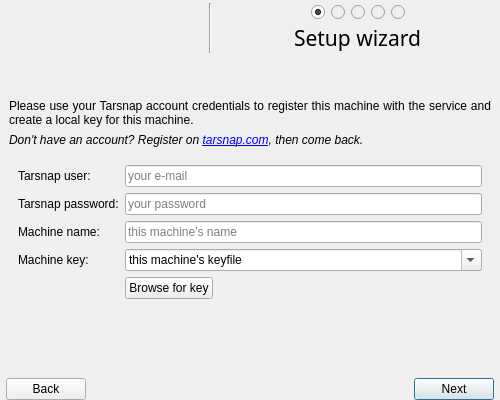
Tarsnap/tarsnap-gui, file forms/setupdialog.ui: the form before one commit.
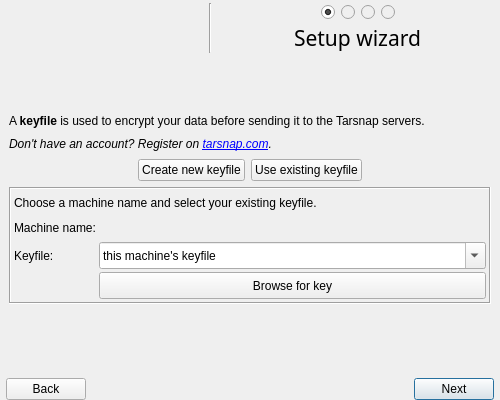
The form after the commit. The open tabs and pages were chosen to show the change. Icons and pictures are not drawn.

Commit message:
setup: remove "machine key" page
This removes the "are you using Tarsnap already?" question page.
Instead, there is a single "Register with server" page.
- If tarsnap-gui finds any existing keys, the "use existing
  keys" option is automatically selected.
- if not, the "create new keys" option is selected.

The user can switch between these options while remaining on the
"Register with server" page.

```diff
--- a/forms/setupdialog.ui
+++ b/forms/setupdialog.ui
@@ -126,19 +126,6 @@
           </property>
          </widget>
         </item>
-        <item>
-         <widget class="QRadioButton" name="restorePageRadioButton">
-          <property name="enabled">
-           <bool>false</bool>
-          </property>
-          <property name="focusPolicy">
-           <enum>Qt::ClickFocus</enum>
-          </property>
-          <property name="text">
-           <string/>
-          </property>
-         </widget>
-        </item>
         <item>
          <widget class="QRadioButton" name="registerPageRadioButton">
           <property name="enabled">
@@ -568,146 +555,6 @@
        </item>
       </layout>
      </widget>
-     <widget class="QWidget" name="restorePage">
-      <layout class="QVBoxLayout" name="restoreVerticalLayout">
-       <property name="bottomMargin">
-        <number>12</number>
-       </property>
-       <item>
-        <spacer name="restoreTopSpacer">
-         <property name="orientation">
-          <enum>Qt::Vertical</enum>
-         </property>
-         <property name="sizeHint" stdset="0">
-          <size>
-           <width>20</width>
-           <height>5</height>
-          </size>
-         </property>
-        </spacer>
-       </item>
-       <item>
-        <widget class="QLabel" name="restorePageLabel">
-         <property name="text">
-          <string>Are you using Tarsnap on this machine already, or did so in the past?</string>
-         </property>
-         <property name="alignment">
-          <set>Qt::AlignJustify|Qt::AlignVCenter</set>
-         </property>
-         <property name="wordWrap">
-          <bool>true</bool>
-         </property>
-        </widget>
-       </item>
-       <item>
-        <widget class="QLabel" name="restorePageLabelAside">
-         <property name="font">
-          <font>
-           <italic>true</italic>
-          </font>
-         </property>
-         <property name="styleSheet">
-          <string notr="true">QLabel {
-	margin-left: 0.125em;
-	border-width: 0 0 0 0.1em;
-	border-style: solid;
-	border-color: &quot;#999&quot;;
-	padding-left: 0.25em;
-}</string>
-         </property>
-         <property name="text">
-          <string>If so, you can save time and money by using the same machine key, which allows Tarsnap to access the previously uploaded data.</string>
-         </property>
-         <property name="wordWrap">
-          <bool>true</bool>
-         </property>
-        </widget>
-       </item>
-       <item alignment="Qt::AlignBottom">
-        <widget class="QWidget" name="restoreButtonBox" native="true">
-         <layout class="QHBoxLayout" name="restoreButtonBoxHorizontalLayout">
-          <property name="leftMargin">
-           <number>0</number>
-          </property>
-          <property name="topMargin">
-           <number>0</number>
-          </property>
-          <property name="rightMargin">
-           <number>0</number>
-          </property>
-          <property name="bottomMargin">
-           <number>0</number>
-          </property>
-          <item>
-           <spacer name="restoreLeftSpacer">
-            <property name="orientation">
-             <enum>Qt::Horizontal</enum>
-            </property>
-            <property name="sizeType">
-             <enum>QSizePolicy::MinimumExpanding</enum>
-            </property>
-            <property name="sizeHint" stdset="0">
-             <size>
-              <width>40</width>
-              <height>20</height>
-             </size>
-            </property>
-           </spacer>
-          </item>
-          <item>
-           <widget class="QPushButton" name="restoreNoButton">
-            <property name="text">
-             <string>No</string>
-            </property>
-            <property name="default">
-             <bool>true</bool>
-            </property>
-           </widget>
-          </item>
-          <item>
-           <widget class="QPushButton" name="restoreYesButton">
-            <property name="text">
-             <string>Yes</string>
-            </property>
-            <property name="default">
-             <bool>false</bool>
-            </property>
-           </widget>
-          </item>
-          <item>
-           <spacer name="restoreRightSpacer">
-            <property name="orientation">
-             <enum>Qt::Horizontal</enum>
-            </property>
-            <property name="sizeType">
-             <enum>QSizePolicy::MinimumExpanding</enum>
-            </property>
-            <property name="sizeHint" stdset="0">
-             <size>
-              <width>40</width>
-              <height>20</height>
-             </size>
-            </property>
-           </spacer>
-          </item>
-         </layout>
-        </widget>
-       </item>
-       <item>
-        <spacer name="restoreBottomSpacer">
-         <property name="orientation">
-          <enum>Qt::Vertical</enum>
-         </property>
-         <property name="sizeHint" stdset="0">
-          <size>
-           <width>20</width>
-           <height>5</height>
-          </size>
-         </property>
-        </spacer>
-       </item>
-      </layout>
-     </widget>
      <widget class="QWidget" name="registerPage">
       <layout class="QVBoxLayout" name="registerVerticalLayout">
        <item>
@@ -724,12 +571,15 @@
         </spacer>
        </item>
        <item>
-        <widget class="QLabel" name="registerPageInfoLabel">
+        <widget class="QLabel" name="registerTopLabel">
+         <property name="minimumSize">
+          <size>
+           <width>0</width>
+           <height>17</height>
+          </size>
+         </property>
          <property name="text">
-          <string>Please use your Tarsnap account credentials to register this machine with the service and create a local key for this machine.</string>
-         </property>
-         <property name="alignment">
-          <set>Qt::AlignJustify|Qt::AlignVCenter</set>
+          <string>A &lt;strong&gt;keyfile&lt;/strong&gt; is used to encrypt your data before sending it to the Tarsnap servers.</string>
          </property>
          <property name="wordWrap">
           <bool>true</bool>
@@ -741,6 +591,12 @@
        </item>
        <item>
         <widget class="QLabel" name="registerPageInfoLabelAside">
+         <property name="minimumSize">
+          <size>
+           <width>0</width>
+           <height>17</height>
+          </size>
+         </property>
          <property name="font">
           <font>
            <italic>true</italic>
@@ -756,7 +612,7 @@
 }</string>
          </property>
          <property name="text">
-          <string>Don't have an account? Register on &lt;a href=&quot;http://tarsnap.com&quot;&gt;tarsnap.com&lt;/a&gt;, then come back.</string>
+          <string>Don't have an account? Register on &lt;a href=&quot;http://tarsnap.com&quot;&gt;tarsnap.com&lt;/a&gt;.</string>
          </property>
          <property name="wordWrap">
           <bool>true</bool>
@@ -764,24 +620,112 @@
         </widget>
        </item>
        <item>
-        <widget class="QWidget" name="actionCenterWidget" native="true">
-         <layout class="QFormLayout" name="registerPageActionCenterLayout">
-          <property name="fieldGrowthPolicy">
-           <enum>QFormLayout::ExpandingFieldsGrow</enum>
-          </property>
-          <property name="horizontalSpacing">
-           <number>6</number>
-          </property>
-          <property name="verticalSpacing">
-           <number>6</number>
+        <layout class="QHBoxLayout" name="keyYesNoLayout">
+         <item>
+          <spacer name="registerLeftSpacer">
+           <property name="orientation">
+            <enum>Qt::Horizontal</enum>
+           </property>
+           <property name="sizeType">
+            <enum>QSizePolicy::MinimumExpanding</enum>
+           </property>
+           <property name="sizeHint" stdset="0">
+            <size>
+             <width>20</width>
+             <height>0</height>
+            </size>
+           </property>
+          </spacer>
+         </item>
+         <item>
+          <widget class="QPushButton" name="restoreNoButton">
+           <property name="text">
+            <string>Create new keyfile</string>
+           </property>
+           <property name="checkable">
+            <bool>true</bool>
+           </property>
+          </widget>
+         </item>
+         <item>
+          <widget class="QPushButton" name="restoreYesButton">
+           <property name="text">
+            <string>Use existing keyfile</string>
+           </property>
+           <property name="checkable">
+            <bool>true</bool>
+           </property>
+          </widget>
+         </item>
+         <item>
+          <spacer name="registerRightSpacer">
+           <property name="orientation">
+            <enum>Qt::Horizontal</enum>
+           </property>
+           <property name="sizeType">
+            <enum>QSizePolicy::MinimumExpanding</enum>
+           </property>
+           <property name="sizeHint" stdset="0">
+            <size>
+             <width>20</width>
+             <height>0</height>
+            </size>
+           </property>
+          </spacer>
+         </item>
+        </layout>
+       </item>
+       <item>
+        <widget class="QStackedWidget" name="registerKeyStackedWidget">
+         <property name="frameShape">
+          <enum>QFrame::Box</enum>
+         </property>
+         <property name="frameShadow">
+          <enum>QFrame::Sunken</enum>
+         </property>
+         <property name="currentIndex">
+          <number>0</number>
+         </property>
+         <widget class="QWidget" name="keyNoPage">
+          <layout class="QGridLayout" name="gridKeyNoLayout">
+           <property name="leftMargin">
+            <number>3</number>
           </property>
           <property name="topMargin">
-           <number>12</number>
+            <number>3</number>
+           </property>
+           <property name="rightMargin">
+            <number>3</number>
           </property>
           <property name="bottomMargin">
-           <number>0</number>
-          </property>
-          <item row="0" column="0">
+            <number>3</number>
+           </property>
+           <property name="spacing">
+            <number>3</number>
+           </property>
+           <item row="0" column="0" colspan="2">
+            <widget class="QLabel" name="registerPageInfoLabel">
+             <property name="minimumSize">
+              <size>
+               <width>0</width>
+               <height>17</height>
+              </size>
+             </property>
+             <property name="text">
+              <string>Choose a machine name and enter your Tarsnap account credentials.</string>
+             </property>
+             <property name="alignment">
+              <set>Qt::AlignJustify|Qt::AlignVCenter</set>
+             </property>
+             <property name="wordWrap">
+              <bool>true</bool>
+             </property>
+             <property name="openExternalLinks">
+              <bool>true</bool>
+             </property>
+            </widget>
+           </item>
+           <item row="2" column="0">
            <widget class="QLabel" name="tarsnapUserLabel">
             <property name="text">
              <string>Tarsnap user:</string>
@@ -791,8 +735,14 @@
             </property>
            </widget>
           </item>
-          <item row="0" column="1">
+           <item row="2" column="1">
            <widget class="QLineEdit" name="tarsnapUserLineEdit">
+             <property name="minimumSize">
+              <size>
+               <width>0</width>
+               <height>27</height>
+              </size>
+             </property>
             <property name="placeholderText">
              <string>your e-mail</string>
             </property>
@@ -801,7 +751,7 @@
             </property>
            </widget>
           </item>
-          <item row="1" column="0">
+           <item row="3" column="0">
            <widget class="QLabel" name="tarsnapPasswordLabel">
             <property name="text">
              <string>Tarsnap password:</string>
@@ -811,8 +761,14 @@
             </property>
            </widget>
           </item>
-          <item row="1" column="1">
+           <item row="3" column="1">
            <widget class="QLineEdit" name="tarsnapPasswordLineEdit">
+             <property name="minimumSize">
+              <size>
+               <width>0</width>
+               <height>27</height>
+              </size>
+             </property>
             <property name="echoMode">
              <enum>QLineEdit::Password</enum>
             </property>
@@ -824,7 +780,7 @@
             </property>
            </widget>
           </item>
-          <item row="2" column="0">
+           <item row="1" column="0">
            <widget class="QLabel" name="machineNameLabel">
             <property name="text">
              <string>Machine name:</string>
@@ -834,8 +790,14 @@
             </property>
            </widget>
           </item>
-          <item row="2" column="1">
+           <item row="1" column="1">
            <widget class="QLineEdit" name="machineNameLineEdit">
+             <property name="minimumSize">
+              <size>
+               <width>0</width>
+               <height>27</height>
+              </size>
+             </property>
             <property name="text">
              <string/>
             </property>
@@ -847,14 +809,33 @@
             </property>
            </widget>
           </item>
-          <item row="3" column="0">
+          </layout>
+         </widget>
+         <widget class="QWidget" name="keyYesPage">
+          <layout class="QGridLayout" name="gridKeyYesLayout">
+           <property name="leftMargin">
+            <number>3</number>
+           </property>
+           <property name="topMargin">
+            <number>3</number>
+           </property>
+           <property name="rightMargin">
+            <number>3</number>
+           </property>
+           <property name="bottomMargin">
+            <number>3</number>
+           </property>
+           <property name="spacing">
+            <number>3</number>
+           </property>
+           <item row="2" column="0">
            <widget class="QLabel" name="machineKeyLabel">
             <property name="text">
-             <string>Machine key:</string>
+              <string>Keyfile:</string>
             </property>
            </widget>
           </item>
-          <item row="3" column="1">
+           <item row="2" column="1">
            <widget class="QComboBox" name="machineKeyCombo">
             <property name="sizePolicy">
              <sizepolicy hsizetype="Expanding" vsizetype="Fixed">
@@ -862,6 +843,18 @@
               <verstretch>0</verstretch>
              </sizepolicy>
             </property>
+             <property name="minimumSize">
+              <size>
+               <width>0</width>
+               <height>27</height>
+              </size>
+             </property>
+             <property name="maximumSize">
+              <size>
+               <width>450</width>
+               <height>16777215</height>
+              </size>
+             </property>
             <property name="editable">
              <bool>true</bool>
             </property>
@@ -876,29 +869,64 @@
             </property>
            </widget>
           </item>
-          <item row="4" column="1">
+           <item row="0" column="0" colspan="2">
+            <widget class="QLabel" name="registerPageInfoKeyYesLabel">
+             <property name="minimumSize">
+              <size>
+               <width>0</width>
+               <height>17</height>
+              </size>
+             </property>
+             <property name="text">
+              <string>Choose a machine name and select your existing keyfile.</string>
+             </property>
+             <property name="alignment">
+              <set>Qt::AlignJustify|Qt::AlignVCenter</set>
+             </property>
+             <property name="wordWrap">
+              <bool>true</bool>
+             </property>
+             <property name="openExternalLinks">
+              <bool>true</bool>
+             </property>
+            </widget>
+           </item>
+           <item row="3" column="1">
            <widget class="QPushButton" name="browseKeyButton">
-            <property name="toolTip">
-             <string>Look for a machine key</string>
+             <property name="minimumSize">
+              <size>
+               <width>0</width>
+               <height>27</height>
+              </size>
             </property>
             <property name="text">
              <string>Browse for key</string>
             </property>
            </widget>
           </item>
-          <item row="5" column="0" colspan="2">
+           <item row="1" column="0">
+            <widget class="QLabel" name="machineNameKeyYesLabel">
+             <property name="text">
+              <string>Machine name:</string>
+             </property>
+             <property name="buddy">
+              <cstring>machineNameLineEdit</cstring>
+             </property>
+            </widget>
+           </item>
+          </layout>
+         </widget>
+        </widget>
+       </item>
+       <item>
+        <layout class="QHBoxLayout" name="horizontalLayout">
+         <item>
            <widget class="QLabel" name="statusLabel">
             <property name="font">
              <font>
               <italic>true</italic>
              </font>
             </property>
-            <property name="text">
-             <string/>
-            </property>
-            <property name="alignment">
-             <set>Qt::AlignCenter</set>
-            </property>
             <property name="wordWrap">
              <bool>true</bool>
             </property>
@@ -907,21 +935,14 @@
             </property>
            </widget>
           </item>
-          <item row="6" column="0" colspan="2">
+         <item>
            <widget class="QLabel" name="loadingIconLabel">
-            <property name="toolTip">
-             <string>This may take a while, please be patient</string>
-            </property>
-            <property name="text">
-             <string/>
-            </property>
             <property name="alignment">
-             <set>Qt::AlignCenter</set>
+            <set>Qt::AlignRight|Qt::AlignTrailing|Qt::AlignVCenter</set>
             </property>
            </widget>
           </item>
          </layout>
-        </widget>
        </item>
        <item>
         <spacer name="registerBottomSpacer">
```
Left out of the diff: 8 changed lines with no effect on the pictures. Lines whose indentation alone changed are shown as unchanged. The commit also changes 1 other file.
